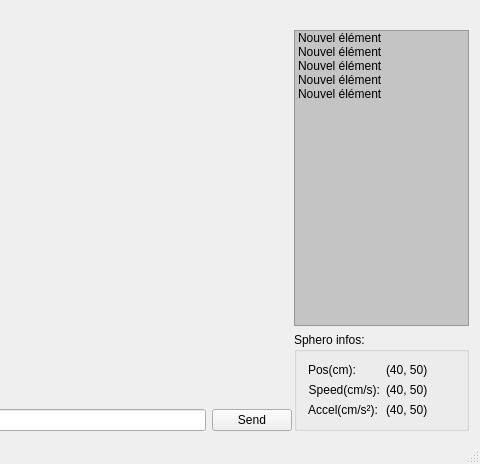
First picture: the form in src/mainwindow.ui, repository slock83/sphero-command-app, before the edit; both pictures show x 314 to 794 and y 0 to 464 of the 794 by 464 pixel window.
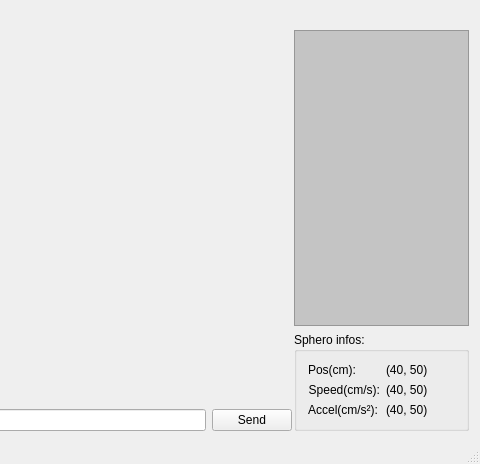
Second picture: the form after the edit. Custom widgets are drawn as their Qt base class.

Patch:
```diff
--- a/src/mainwindow.ui
+++ b/src/mainwindow.ui
@@ -85,31 +85,6 @@
         <property name="styleSheet">
          <string notr="true">background-color: rgb(196, 196, 196);</string>
         </property>
-        <item>
-         <property name="text">
-          <string>Nouvel élément</string>
-         </property>
-        </item>
-        <item>
-         <property name="text">
-          <string>Nouvel élément</string>
-         </property>
-        </item>
-        <item>
-         <property name="text">
-          <string>Nouvel élément</string>
-         </property>
-        </item>
-        <item>
-         <property name="text">
-          <string>Nouvel élément</string>
-         </property>
-        </item>
-        <item>
-         <property name="text">
-          <string>Nouvel élément</string>
-         </property>
-        </item>
        </widget>
       </item>
       <item>
```
Left out of the diff: 2 changed lines with no effect on the pictures.
